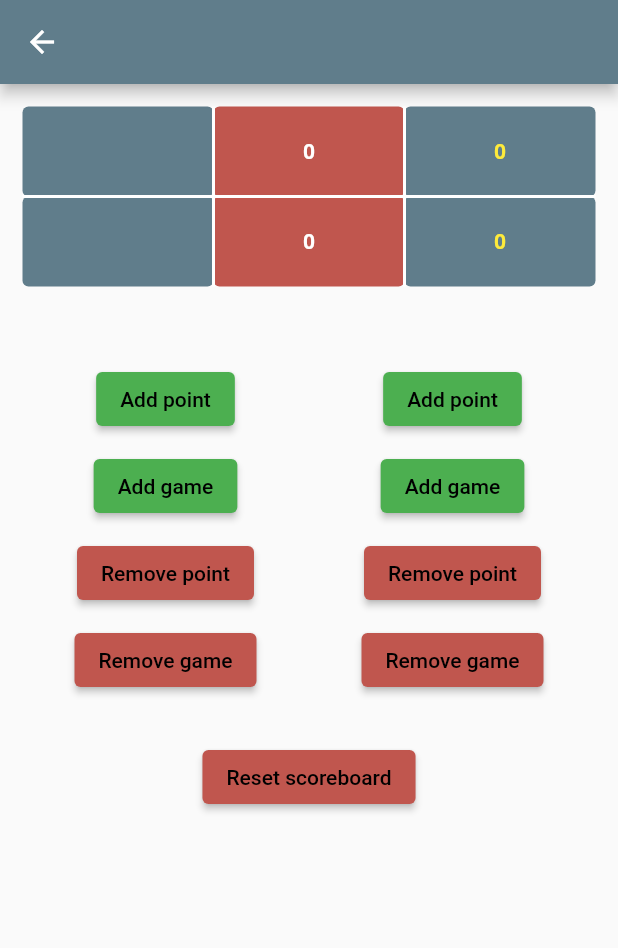
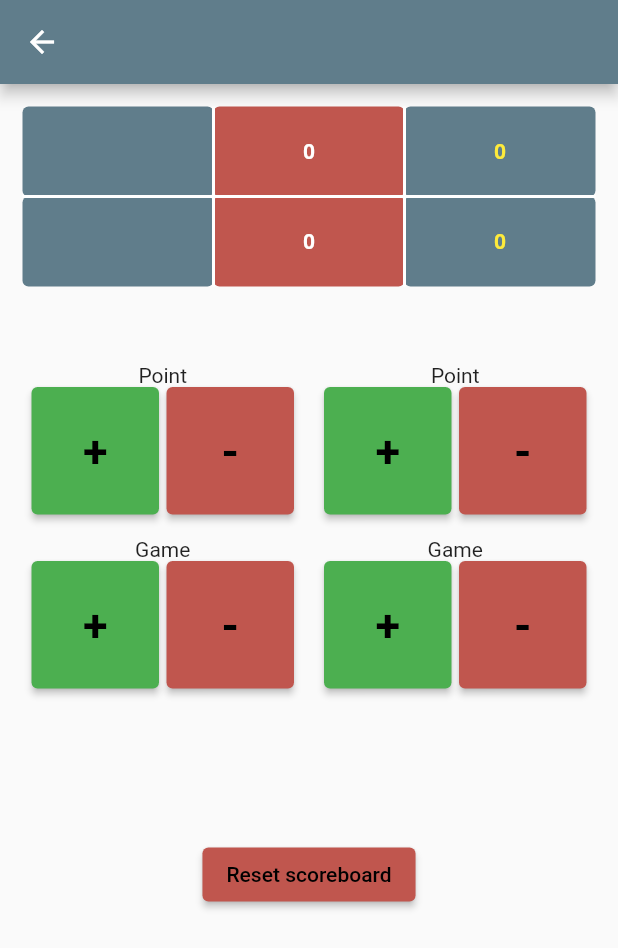
Before and after one commit to axelalvin/PadelScoreboardV2, a Flutter app: the Scoreboard screen opened directly with empty values, on a phone screen of 412 x 824 dp. Shown: the top 948 px of the screen. Run offline on Flutter 3.47's test engine with Material 2 defaults, Android fonts, the phone set to English and light mode, and no system bars; missing offline and left inert: window_size.

Commit message:
button design

```diff
--- a/padel_scoreboard/lib/Scoreboard/scoreboard.dart
+++ b/padel_scoreboard/lib/Scoreboard/scoreboard.dart
@@ -33,6 +33,9 @@ class _ScoreboardState extends State<Scoreboard> {
   late Team team2;
 
   late int maxSets;
+
+  double buttonsWidth = 85;
+  double buttonsHeight = 85;
 
   @override
   void initState() {
@@ -93,11 +96,11 @@ class _ScoreboardState extends State<Scoreboard> {
               crossAxisAlignment: CrossAxisAlignment.center,
               children: <Widget>[
                 _addButtons(team1),
-                _addHorizPadding(30),
+                _addHorizPadding(20),
                 _addButtons(team2),
               ],
             ),
-            _addVertPadding(30),
+            _addVertPadding(100),
             ElevatedButton(
               style: ElevatedButton.styleFrom(
                 primary: const Color.fromARGB(255, 192, 86, 78),
@@ -198,7 +201,15 @@ class _ScoreboardState extends State<Scoreboard> {
             ),
           ),
           _addVertPadding(5),
-          ElevatedButton(
+          const Text(
+            'Point',
+          ),
+          Row(
+            children: <Widget>[
+              SizedBox(
+                width: buttonsWidth, // <-- Your width
+                height: buttonsHeight,
+                child: ElevatedButton(
                   style: ElevatedButton.styleFrom(
                     primary: Colors.green,
                   ),
@@ -210,14 +221,52 @@ class _ScoreboardState extends State<Scoreboard> {
                     }
                   },
                   child: const Text(
-              'Add point',
+                    '+',
                     style: TextStyle(
+                      fontSize: 30,
+                      fontWeight: FontWeight.bold,
                       color: Colors.black,
                     ),
                   ),
                 ),
-          _addVertPadding(10),
-          ElevatedButton(
+              ),
+              _addHorizPadding(5),
+              SizedBox(
+                width: buttonsWidth, // <-- Your width
+                height: buttonsHeight,
+                child: ElevatedButton(
+                  style: ElevatedButton.styleFrom(
+                    primary: const Color.fromARGB(255, 192, 86, 78),
+                  ),
+                  onPressed: () {
+                    if (!match.matchFinished) {
+                      setState(() {
+                        match.removePoint(team);
+                      });
+                    }
+                  },
+                  child: const Text(
+                    '-',
+                    style: TextStyle(
+                      fontSize: 30,
+                      fontWeight: FontWeight.bold,
+                      color: Colors.black,
+                    ),
+                  ),
+                ),
+              ),
+            ],
+          ),
+          _addVertPadding(15),
+          const Text(
+            'Game',
+          ),
+          Row(
+            children: <Widget>[
+              SizedBox(
+                width: buttonsWidth, // <-- Your width
+                height: buttonsHeight,
+                child: ElevatedButton(
                   style: ElevatedButton.styleFrom(
                     primary: Colors.green,
                   ),
@@ -229,33 +278,20 @@ class _ScoreboardState extends State<Scoreboard> {
                     }
                   },
                   child: const Text(
-              'Add game',
+                    '+',
                     style: TextStyle(
+                      fontSize: 30,
+                      fontWeight: FontWeight.bold,
                       color: Colors.black,
                     ),
                   ),
                 ),
-          _addVertPadding(10),
-          ElevatedButton(
-            style: ElevatedButton.styleFrom(
-              primary: const Color.fromARGB(255, 192, 86, 78),
               ),
-            onPressed: () {
-              if (!match.matchFinished) {
-                setState(() {
-                  match.removePoint(team);
-                });
-              }
-            },
-            child: const Text(
-              'Remove point',
-              style: TextStyle(
-                color: Colors.black,
-              ),
-            ),
-          ),
-          _addVertPadding(10),
-          ElevatedButton(
+              _addHorizPadding(5),
+              SizedBox(
+                width: buttonsWidth, // <-- Your width
+                height: buttonsHeight,
+                child: ElevatedButton(
                   style: ElevatedButton.styleFrom(
                     primary: const Color.fromARGB(255, 192, 86, 78),
                   ),
@@ -267,11 +303,16 @@ class _ScoreboardState extends State<Scoreboard> {
                     }
                   },
                   child: const Text(
-              'Remove game',
+                    '-',
                     style: TextStyle(
+                      fontSize: 30,
+                      fontWeight: FontWeight.bold,
                       color: Colors.black,
                     ),
                   ),
+                ),
+              ),
+            ],
           ),
         ],
       ),
@@ -280,7 +321,7 @@ class _ScoreboardState extends State<Scoreboard> {
 
   Padding _addVertPadding(double height) {
     return Padding(
-      padding: const EdgeInsets.fromLTRB(20, 0, 20, 0),
+      padding: const EdgeInsets.fromLTRB(0, 0, 0, 0),
       child: Container(
         padding: const EdgeInsets.all(0.0),
         width: 80.0,
@@ -291,7 +332,7 @@ class _ScoreboardState extends State<Scoreboard> {
 
   Padding _addHorizPadding(double width) {
     return Padding(
-      padding: const EdgeInsets.fromLTRB(20, 0, 20, 0),
+      padding: const EdgeInsets.fromLTRB(0, 0, 0, 0),
       child: Container(
         padding: const EdgeInsets.all(0.0),
         width: width,
```
Lines whose indentation alone changed are shown as unchanged.
